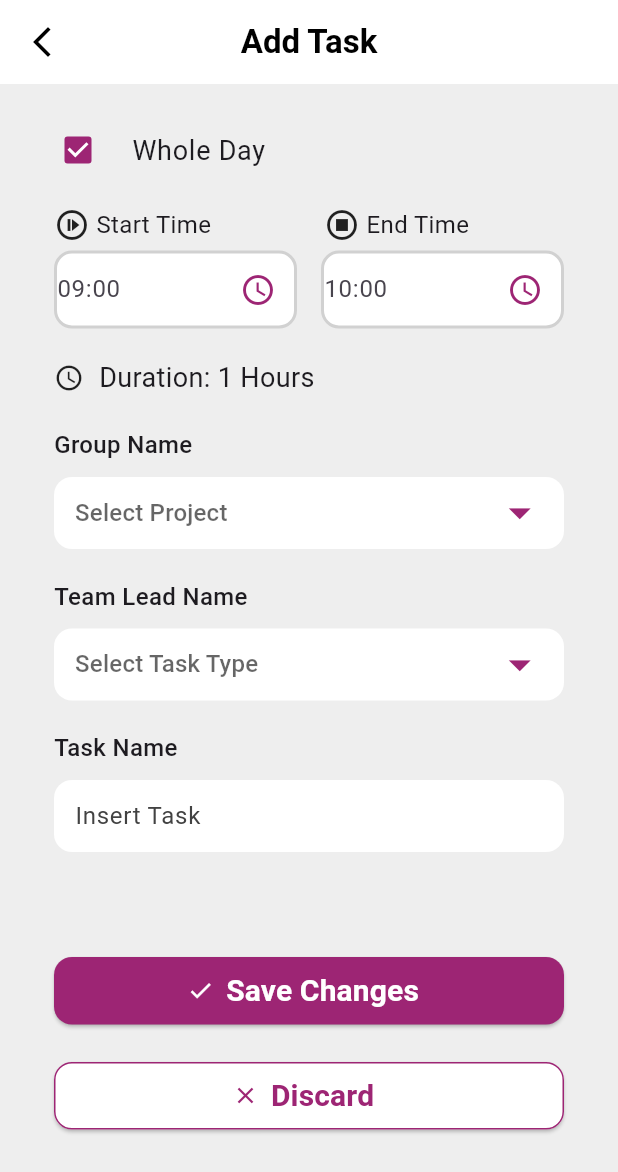
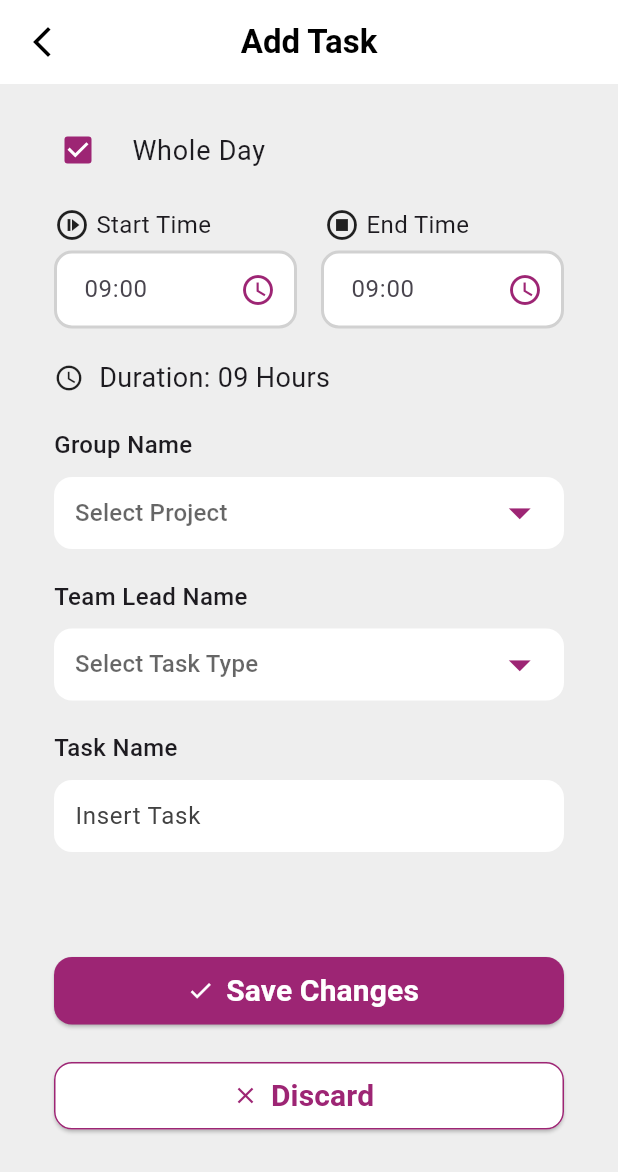
Before and after one commit to telphatech/TS_System_App, a Flutter app: the AddTaskMobileView screen opened directly, after a tap on "Whole Day", on a phone screen of 412 x 824 dp. Shown: the top 1172 px of the screen. Run offline on Flutter 3.47's test engine with Material 3 defaults, Android fonts, the phone set to English and light mode, and no system bars.

Commit message:
TM System

```diff
--- a/lib/modules/employee/tasks/presentation/views/add_task_mobile_view.dart
+++ b/lib/modules/employee/tasks/presentation/views/add_task_mobile_view.dart
@@ -3,7 +3,7 @@ import 'package:intl/intl.dart';
 import 'package:ts_system/modules/employee/tasks/presentation/views/task_dashboard_mobile_view.dart';
 
 class AddTaskMobileView extends StatefulWidget {
-  const AddTaskMobileView({Key? key});
+  const AddTaskMobileView({super.key});
 
   @override
   State<AddTaskMobileView> createState() => _AddTaskMobileViewState();
@@ -12,19 +12,34 @@ class AddTaskMobileView extends StatefulWidget {
 class _AddTaskMobileViewState extends State<AddTaskMobileView> {
   bool isWholeDaySelected = false;
   TimeOfDay startTime = const TimeOfDay(hour: 9, minute: 0);
-  TimeOfDay endTime = const TimeOfDay(hour: 10, minute: 0);
+  TimeOfDay endTime = const TimeOfDay(hour: 9, minute: 0);
+
   String selectedProject = '';
   String selectedTaskType = '';
   String taskName = '';
+  String durationText = 'Duration: 00 Hours';
+
+  void calculateDuration() {
+    if (isWholeDaySelected) {
+      int durationHours = 9 + endTime.hour - startTime.hour;
+      setState(() {
+        durationText =
+            'Duration: ${durationHours.toString().padLeft(2, '0')} Hours';
+      });
+    } else {
+      final start = DateTime(2024, 1, 1, startTime.hour, startTime.minute);
+      final end = DateTime(2024, 1, 1, endTime.hour, endTime.minute);
+      final duration = end.difference(start);
+
+      setState(() {
+        durationText =
+            'Duration: ${(duration.inHours).toString().padLeft(2, '0')} Hours';
+      });
+    }
+  }
 
   @override
   Widget build(BuildContext context) {
-    String durationText = 'Duration: 00 Hours';
-
-    if (isWholeDaySelected) {
-      int durationHours = endTime.hour - startTime.hour;
-      durationText = 'Duration: $durationHours Hours';
-    }
     return Scaffold(
       appBar: AppBar(
         backgroundColor: Colors.white,
@@ -65,6 +80,18 @@ class _AddTaskMobileViewState extends State<AddTaskMobileView> {
                 onChanged: (newValue) {
                   setState(() {
                     isWholeDaySelected = newValue!;
+
+                    if (isWholeDaySelected) {
+                      calculateDuration();
+                    } else {
+                      final start = DateTime(
+                          2024, 1, 1, startTime.hour, startTime.minute);
+                      final end =
+                          DateTime(2024, 1, 1, endTime.hour, endTime.minute);
+                      final duration = end.difference(start);
+                      durationText =
+                          'Duration: ${(duration.inHours).toString().padLeft(2, '0')} Hours';
+                    }
                   });
                 },
               ),
@@ -112,6 +139,8 @@ class _AddTaskMobileViewState extends State<AddTaskMobileView> {
                               child: TextFormField(
                                 style: const TextStyle(fontSize: 16),
                                 decoration: InputDecoration(
+                                  contentPadding: const EdgeInsets.symmetric(
+                                      horizontal: 18.0),
                                   hintText: DateFormat.Hm().format(
                                     DateTime(
                                       2024,
@@ -133,6 +162,7 @@ class _AddTaskMobileViewState extends State<AddTaskMobileView> {
                                   if (selectedTime != null) {
                                     setState(() {
                                       startTime = selectedTime;
+                                      calculateDuration();
                                     });
                                   }
                                 },
@@ -151,6 +181,7 @@ class _AddTaskMobileViewState extends State<AddTaskMobileView> {
                                 if (selectedTime != null) {
                                   setState(() {
                                     startTime = selectedTime;
+                                    calculateDuration();
                                   });
                                 }
                               },
@@ -176,6 +207,8 @@ class _AddTaskMobileViewState extends State<AddTaskMobileView> {
                               child: TextFormField(
                                 style: const TextStyle(fontSize: 16),
                                 decoration: InputDecoration(
+                                  contentPadding: const EdgeInsets.symmetric(
+                                      horizontal: 18.0),
                                   hintText: DateFormat.Hm().format(
                                     DateTime(
                                       2024,
@@ -197,6 +230,7 @@ class _AddTaskMobileViewState extends State<AddTaskMobileView> {
                                   if (selectedTime != null) {
                                     setState(() {
                                       endTime = selectedTime;
+                                      calculateDuration();
                                     });
                                   }
                                 },
@@ -215,6 +249,7 @@ class _AddTaskMobileViewState extends State<AddTaskMobileView> {
                                 if (selectedTime != null) {
                                   setState(() {
                                     endTime = selectedTime;
+                                    calculateDuration();
                                   });
                                 }
                               },
```
Also changed, not shown: 1 other file.
